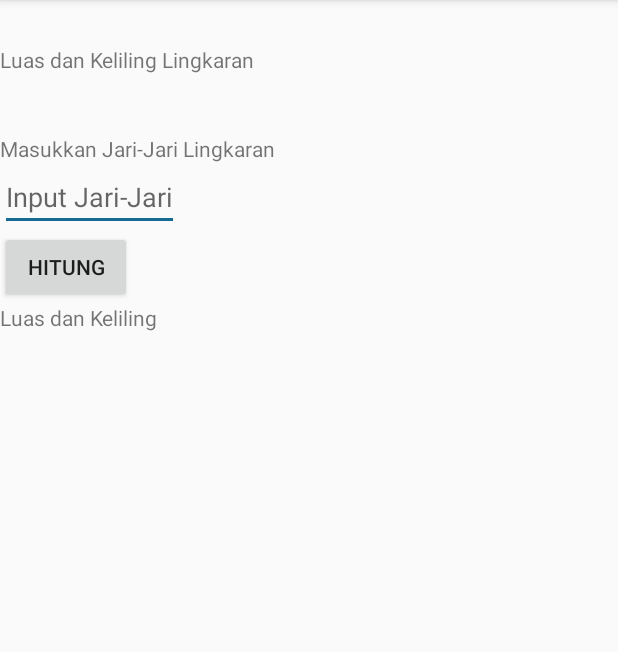
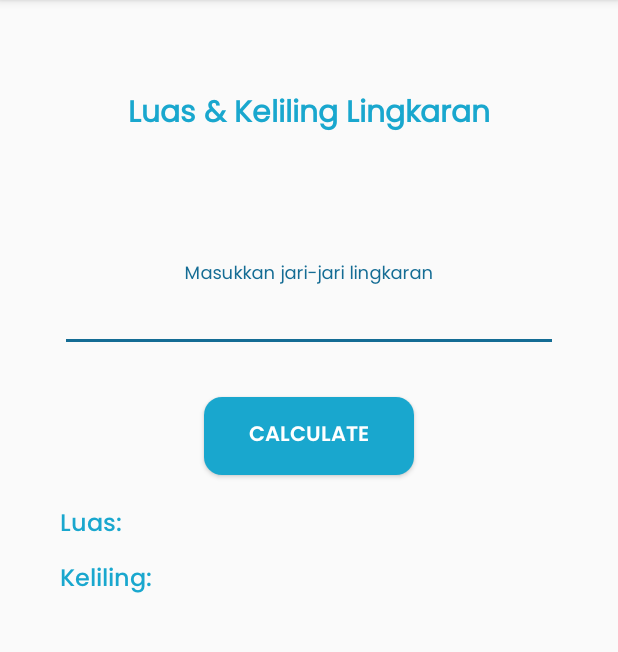
Before and after one commit to Rafli-Dewanto/project-android-pbo, an Android app: the LingkaranActivity screen opened directly, with no data from a screen before it, on a phone screen of 412 x 824 dp, the part 84-736 px from its top. Run offline under Robolectric (Android 15) with nearby library versions, the phone set to English and light mode, and no system bars.

Commit message:
feat: redesign lingkaran activity

```diff
--- a/app/src/main/java/com/sugiartha/juniorandroid/LingkaranActivity.java
+++ b/app/src/main/java/com/sugiartha/juniorandroid/LingkaranActivity.java
@@ -3,33 +3,39 @@ package com.sugiartha.juniorandroid;
 import androidx.appcompat.app.AppCompatActivity;
 
 import android.os.Bundle;
-import android.view.View;
 import android.widget.Button;
 import android.widget.EditText;
 import android.widget.TextView;
 
+import java.text.DecimalFormat;
+
 public class LingkaranActivity extends AppCompatActivity {
 
-    Button hitung;
-    EditText jari2;
-    TextView nilai;
+    Button submitButton;
+    EditText radiusEditText;
+    TextView luasTextView, kelilingTextView;
 
     @Override
     protected void onCreate(Bundle savedInstanceState) {
         super.onCreate(savedInstanceState);
         setContentView(R.layout.activity_lingkaran);
 
-        hitung = (Button) findViewById(R.id.hitung);
-        jari2 = (EditText) findViewById(R.id.jari2);
-        nilai = (TextView) findViewById(R.id.nilai);
+        submitButton = findViewById(R.id.btn_submit);
+        radiusEditText = findViewById(R.id.et_radius);
+        luasTextView = findViewById(R.id.tv_luas);
+        kelilingTextView = findViewById(R.id.tv_keliling);
 
-        hitung.setOnClickListener(new Button.OnClickListener() {
-            @Override public void onClick(View v) {
-                double jari = Double.parseDouble(jari2.getText().toString());
-                double phi = 3.14;
-                double luas = phi*jari*jari;
-                double keliling = 2*phi*jari;
-                nilai.setText("Luas Lingkaran : " + Double.toString(luas) + "\nKeliling Lingkaran : " + Double.toString(keliling) + "");
-            }});
+        submitButton.setOnClickListener(v -> {
+            double radius = Double.parseDouble(radiusEditText.getText().toString());
+            double luas = Math.PI * Math.pow(radius, 2);
+            double keliling = 2 * Math.PI * radius;
+
+            DecimalFormat decimalFormat = new DecimalFormat("#.##");
+            String luasFormatted = decimalFormat.format(luas);
+            String kelilingFormatted = decimalFormat.format(keliling);
+
+            luasTextView.setText(String.format("Luas: %s", luasFormatted));
+            kelilingTextView.setText(String.format("Keliling: %s", kelilingFormatted));
+        });
     }
 }
--- a/app/src/main/res/layout/activity_lingkaran.xml
+++ b/app/src/main/res/layout/activity_lingkaran.xml
@@ -1,6 +1,4 @@
-<?xml version="1.0" encoding="utf-8"?>
 <LinearLayout xmlns:android="http://schemas.android.com/apk/res/android"
-    xmlns:app="http://schemas.android.com/apk/res-auto"
     xmlns:tools="http://schemas.android.com/tools"
     android:layout_width="match_parent"
     android:layout_height="match_parent"
@@ -10,31 +8,66 @@
     <TextView
         android:layout_width="wrap_content"
         android:layout_height="wrap_content"
-        android:paddingTop="30dp"
-        android:text="Luas dan Keliling Lingkaran"/>
+        android:layout_gravity="center"
+        android:layout_marginVertical="40dp"
+        android:fontFamily="@font/poppins_regular"
+        android:paddingTop="20dp"
+        android:paddingBottom="40dp"
+        android:text="Luas &amp; Keliling Lingkaran"
+        android:textColor="@color/colorPrimary"
+        android:textSize="20sp"
+        android:textStyle="bold" />
+
+    <com.google.android.material.textfield.TextInputLayout
+        android:layout_width="match_parent"
+        android:layout_height="wrap_content"
+        android:layout_marginStart="40dp"
+        android:layout_marginEnd="40dp">
+
+        <com.google.android.material.textfield.TextInputEditText
+            android:id="@+id/et_radius"
+            android:layout_width="match_parent"
+            android:layout_height="wrap_content"
+            android:fontFamily="@font/poppins_regular"
+            android:gravity="center"
+            android:hint="Masukkan jari-jari lingkaran"
+            android:inputType="numberDecimal" />
+    </com.google.android.material.textfield.TextInputLayout>
+
+    <Button
+        android:id="@+id/btn_submit"
+        android:layout_width="140dp"
+        android:layout_height="wrap_content"
+        android:layout_gravity="center"
+        android:layout_marginTop="30dp"
+        android:background="@drawable/primary_button"
+        android:fontFamily="@font/poppins_semibold"
+        android:paddingVertical="14dp"
+        android:text="Calculate"
+        android:textColor="@color/putih" />
 
     <TextView
+        android:id="@+id/tv_luas"
         android:layout_width="wrap_content"
         android:layout_height="wrap_content"
-        android:paddingTop="40dp"
-        android:text="Masukkan Jari-Jari Lingkaran" />
+        android:layout_marginStart="40dp"
+        android:layout_marginLeft="40dp"
+        android:layout_marginTop="20dp"
+        android:fontFamily="@font/poppins_medium"
+        android:text="Luas:"
+        android:textSize="16sp"
+        android:textColor="@color/colorPrimary"/>
 
-    <EditText
+    <TextView
+        android:id="@+id/tv_keliling"
         android:layout_width="wrap_content"
         android:layout_height="wrap_content"
-        android:hint="Input Jari-Jari"
-        android:id="@+id/jari2"/>
-
-    <Button
-        android:layout_width="wrap_content"
-        android:layout_height="wrap_content"
-        android:text="HITUNG"
-        android:id="@+id/hitung"/>
-
-    <TextView
-        android:layout_width="wrap_content"
-        android:layout_height="wrap_content"
-        android:text="Luas dan Keliling"
-        android:id="@+id/nilai"/>
+        android:layout_marginStart="40dp"
+        android:layout_marginLeft="40dp"
+        android:layout_marginTop="10dp"
+        android:fontFamily="@font/poppins_medium"
+        android:text="Keliling:"
+        android:textSize="16sp"
+        android:textColor="@color/colorPrimary"/>
 
 </LinearLayout>
```
